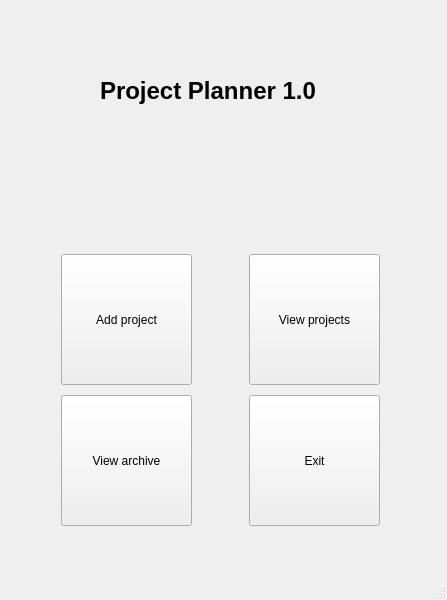
SimonJagerSwe/project_planner_1.0, file src/interface/main.ui: the form before one commit.
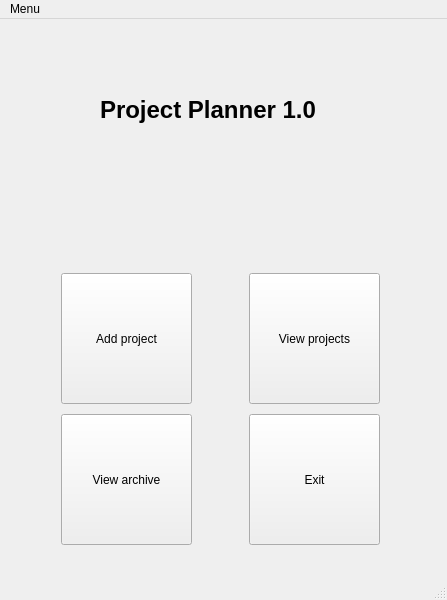
The form after the commit.

```diff
--- a/src/interface/main.ui
+++ b/src/interface/main.ui
@@ -140,6 +140,17 @@
      <height>19</height>
     </rect>
    </property>
+   <widget class="QMenu" name="menuMenu">
+    <property name="title">
+     <string>Menu</string>
+    </property>
+    <addaction name="actionAdd_project"/>
+    <addaction name="actionView_projects"/>
+    <addaction name="actionView_archive"/>
+    <addaction name="separator"/>
+    <addaction name="actionExit_program"/>
+   </widget>
+   <addaction name="menuMenu"/>
   </widget>
   <widget class="QStatusBar" name="statusbar"/>
  </widget>
```
Left out of the diff: 28 changed lines with no effect on the pictures.
